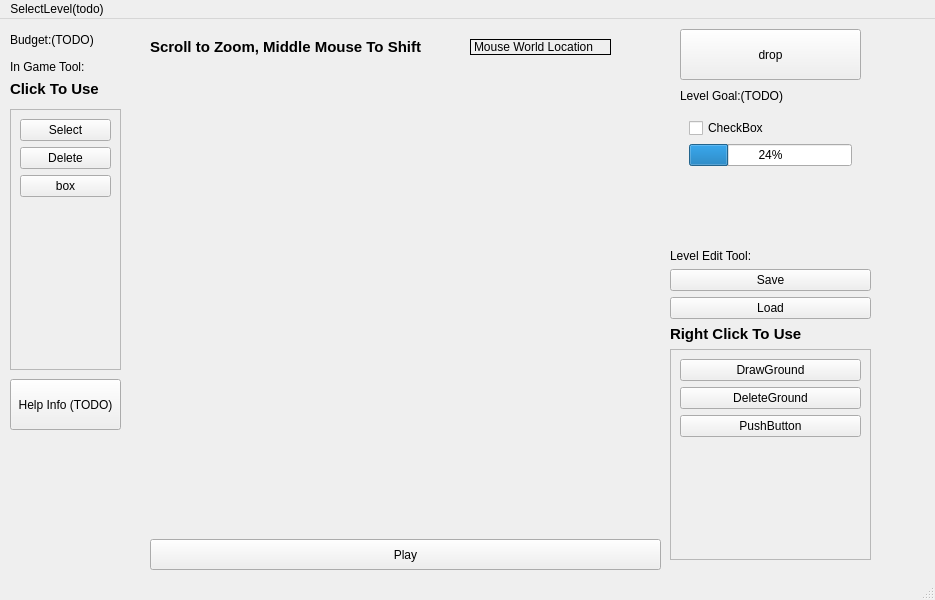
This is MainWindow.ui in LTY0YZL/Bridge-Simulator as Qt 5 draws it before an edit. The edited form follows.
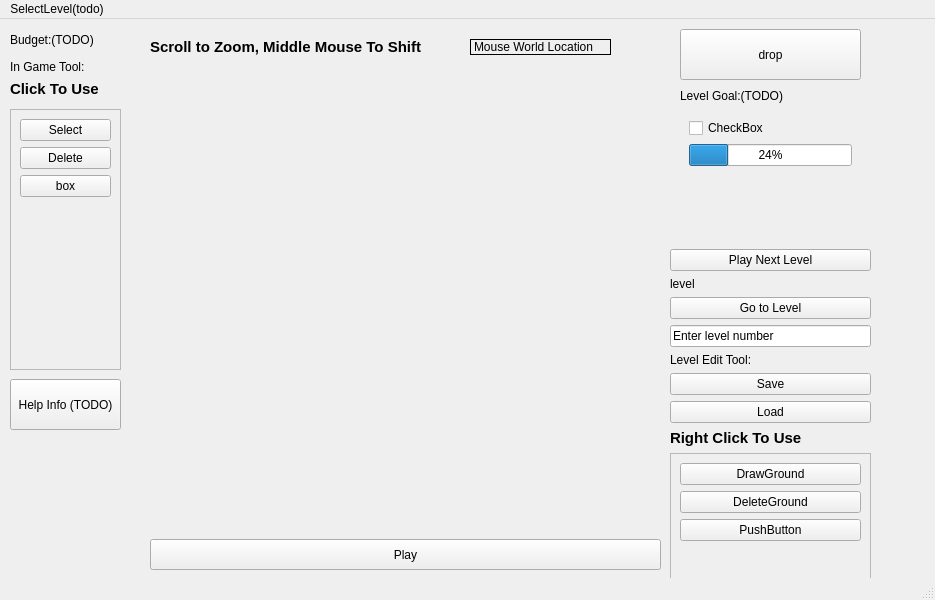
This is the edited form.

Commit message: Read level functionality was finish

The edit to the form file:
```diff
--- a/MainWindow.ui
+++ b/MainWindow.ui
@@ -265,12 +265,44 @@
       <x>670</x>
       <y>230</y>
       <width>201</width>
-      <height>311</height>
+      <height>343</height>
      </rect>
     </property>
     <layout class="QVBoxLayout" name="verticalLayout_5">
      <item>
       <layout class="QVBoxLayout" name="verticalLayout_2">
+       <item>
+        <widget class="QPushButton" name="nextLevelButton">
+         <property name="text">
+          <string>Play Next Level</string>
+         </property>
+        </widget>
+       </item>
+       <item>
+        <layout class="QVBoxLayout" name="verticalLayout_10">
+         <item>
+          <widget class="QLabel" name="levelNumberLabel">
+           <property name="text">
+            <string>level</string>
+           </property>
+          </widget>
+         </item>
+         <item>
+          <widget class="QPushButton" name="goToLevelButton">
+           <property name="text">
+            <string>Go to Level</string>
+           </property>
+          </widget>
+         </item>
+         <item>
+          <widget class="QLineEdit" name="levelLineEdit">
+           <property name="text">
+            <string>Enter level number</string>
+           </property>
+          </widget>
+         </item>
+        </layout>
+       </item>
        <item>
         <widget class="QLabel" name="label">
          <property name="text">
@@ -317,8 +349,8 @@
          <rect>
           <x>0</x>
           <y>0</y>
-          <width>197</width>
-          <height>175</height>
+          <width>180</width>
+          <height>132</height>
          </rect>
         </property>
         <layout class="QGridLayout" name="gridLayout">
```
The commit also changes 107 other files.
